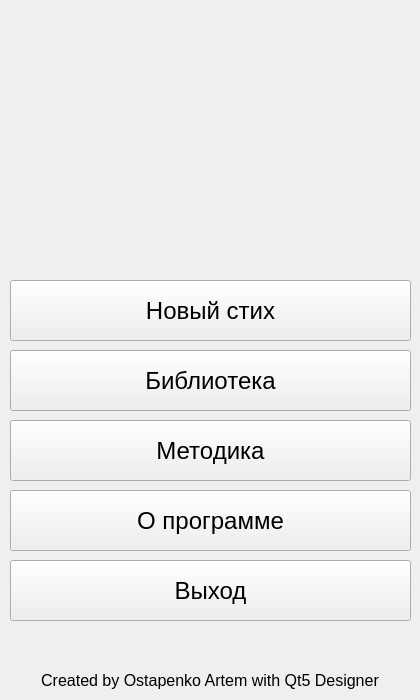
Krahjotdaan/LearningPoem, file UIs/MainWindow.ui: the form before one commit.
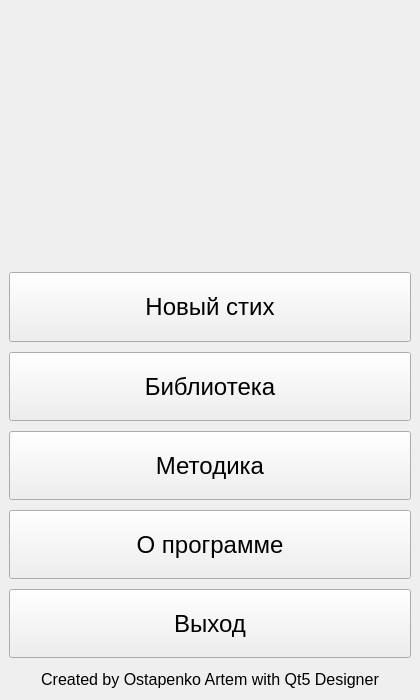
The form after the commit.

Commit message: Style: added grid to forms

```diff
--- a/UIs/MainWindow.ui
+++ b/UIs/MainWindow.ui
@@ -14,93 +14,27 @@
    <string>MainWindow</string>
   </property>
   <widget class="QWidget" name="centralwidget">
-   <widget class="QLabel" name="label">
-    <property name="geometry">
-     <rect>
-      <x>0</x>
-      <y>670</y>
-      <width>420</width>
-      <height>20</height>
-     </rect>
+   <layout class="QGridLayout" name="gridLayout" rowstretch="11,3,3,3,3,3,1">
+    <property name="spacing">
+     <number>10</number>
     </property>
-    <property name="font">
-     <font>
-      <pointsize>12</pointsize>
-     </font>
-    </property>
-    <property name="text">
-     <string>Created by Ostapenko Artem with Qt5 Designer</string>
-    </property>
-    <property name="alignment">
-     <set>Qt::AlignCenter</set>
-    </property>
-   </widget>
-   <widget class="QWidget" name="horizontalLayoutWidget">
-    <property name="geometry">
-     <rect>
-      <x>10</x>
-      <y>420</y>
-      <width>401</width>
-      <height>61</height>
-     </rect>
-    </property>
-    <property name="sizePolicy">
-     <sizepolicy hsizetype="Preferred" vsizetype="Preferred">
-      <horstretch>0</horstretch>
-      <verstretch>0</verstretch>
-     </sizepolicy>
-    </property>
-    <property name="font">
-     <font>
-      <pointsize>18</pointsize>
-     </font>
-    </property>
-    <layout class="QHBoxLayout" name="horizontalLayout">
+    <item row="0" column="0">
+     <layout class="QHBoxLayout" name="horizontalLayout_6">
      <item>
-      <widget class="QPushButton" name="methodologyButton">
-       <property name="sizePolicy">
-        <sizepolicy hsizetype="Minimum" vsizetype="Preferred">
-         <horstretch>0</horstretch>
-         <verstretch>0</verstretch>
-        </sizepolicy>
-       </property>
-       <property name="font">
-        <font>
-         <pointsize>18</pointsize>
-        </font>
-       </property>
+       <widget class="QLabel" name="imageLabel">
        <property name="text">
-        <string>Методика</string>
+         <string/>
        </property>
       </widget>
      </item>
     </layout>
-   </widget>
-   <widget class="QWidget" name="horizontalLayoutWidget_3">
-    <property name="geometry">
-     <rect>
-      <x>10</x>
-      <y>560</y>
-      <width>401</width>
-      <height>61</height>
-     </rect>
-    </property>
-    <property name="sizePolicy">
-     <sizepolicy hsizetype="Preferred" vsizetype="Preferred">
-      <horstretch>0</horstretch>
-      <verstretch>0</verstretch>
-     </sizepolicy>
-    </property>
-    <property name="font">
-     <font>
-      <pointsize>18</pointsize>
-     </font>
-    </property>
-    <layout class="QHBoxLayout" name="horizontalLayout_3">
+    </item>
+    <item row="1" column="0">
+     <layout class="QHBoxLayout" name="horizontalLayout_5" stretch="0">
      <item>
-      <widget class="QPushButton" name="exitButton">
+       <widget class="QPushButton" name="newButton">
        <property name="sizePolicy">
-        <sizepolicy hsizetype="Minimum" vsizetype="Preferred">
+         <sizepolicy hsizetype="Expanding" vsizetype="Expanding">
          <horstretch>0</horstretch>
          <verstretch>0</verstretch>
         </sizepolicy>
@@ -111,32 +45,13 @@
         </font>
        </property>
        <property name="text">
-        <string>Выход</string>
+         <string>Новый стих</string>
        </property>
       </widget>
      </item>
     </layout>
-   </widget>
-   <widget class="QWidget" name="horizontalLayoutWidget_4">
-    <property name="geometry">
-     <rect>
-      <x>10</x>
-      <y>350</y>
-      <width>401</width>
-      <height>61</height>
-     </rect>
-    </property>
-    <property name="sizePolicy">
-     <sizepolicy hsizetype="Preferred" vsizetype="Preferred">
-      <horstretch>0</horstretch>
-      <verstretch>0</verstretch>
-     </sizepolicy>
-    </property>
-    <property name="font">
-     <font>
-      <pointsize>18</pointsize>
-     </font>
-    </property>
+    </item>
+    <item row="2" column="0">
     <layout class="QHBoxLayout" name="horizontalLayout_4">
      <item>
       <widget class="QPushButton" name="libraryButton">
@@ -157,30 +72,11 @@
       </widget>
      </item>
     </layout>
-   </widget>
-   <widget class="QWidget" name="horizontalLayoutWidget_5">
-    <property name="geometry">
-     <rect>
-      <x>10</x>
-      <y>280</y>
-      <width>401</width>
-      <height>61</height>
-     </rect>
-    </property>
-    <property name="sizePolicy">
-     <sizepolicy hsizetype="Preferred" vsizetype="Preferred">
-      <horstretch>0</horstretch>
-      <verstretch>0</verstretch>
-     </sizepolicy>
-    </property>
-    <property name="font">
-     <font>
-      <pointsize>18</pointsize>
-     </font>
-    </property>
-    <layout class="QHBoxLayout" name="horizontalLayout_5">
+    </item>
+    <item row="3" column="0">
+     <layout class="QHBoxLayout" name="horizontalLayout">
      <item>
-      <widget class="QPushButton" name="newButton">
+       <widget class="QPushButton" name="methodologyButton">
        <property name="sizePolicy">
         <sizepolicy hsizetype="Minimum" vsizetype="Preferred">
          <horstretch>0</horstretch>
@@ -193,32 +89,13 @@
         </font>
        </property>
        <property name="text">
-        <string>Новый стих</string>
+         <string>Методика</string>
        </property>
       </widget>
      </item>
     </layout>
-   </widget>
-   <widget class="QWidget" name="horizontalLayoutWidget_2">
-    <property name="geometry">
-     <rect>
-      <x>10</x>
-      <y>490</y>
-      <width>401</width>
-      <height>61</height>
-     </rect>
-    </property>
-    <property name="sizePolicy">
-     <sizepolicy hsizetype="Preferred" vsizetype="Preferred">
-      <horstretch>0</horstretch>
-      <verstretch>0</verstretch>
-     </sizepolicy>
-    </property>
-    <property name="font">
-     <font>
-      <pointsize>18</pointsize>
-     </font>
-    </property>
+    </item>
+    <item row="4" column="0">
     <layout class="QHBoxLayout" name="horizontalLayout_2">
      <item>
       <widget class="QPushButton" name="programInformationButton">
@@ -239,26 +116,52 @@
       </widget>
      </item>
     </layout>
-   </widget>
-   <widget class="QWidget" name="horizontalLayoutWidget_6">
-    <property name="geometry">
-     <rect>
-      <x>0</x>
-      <y>20</y>
-      <width>421</width>
-      <height>231</height>
-     </rect>
-    </property>
-    <layout class="QHBoxLayout" name="horizontalLayout_6">
+    </item>
+    <item row="5" column="0">
+     <layout class="QHBoxLayout" name="horizontalLayout_3">
+      <property name="spacing">
+       <number>10</number>
+      </property>
      <item>
-      <widget class="QLabel" name="imageLabel">
+       <widget class="QPushButton" name="exitButton">
+        <property name="sizePolicy">
+         <sizepolicy hsizetype="Minimum" vsizetype="Preferred">
+          <horstretch>0</horstretch>
+          <verstretch>0</verstretch>
+         </sizepolicy>
+        </property>
+        <property name="font">
+         <font>
+          <pointsize>18</pointsize>
+         </font>
+        </property>
        <property name="text">
-        <string/>
+         <string>Выход</string>
        </property>
       </widget>
      </item>
     </layout>
-   </widget>
+    </item>
+    <item row="6" column="0">
+     <layout class="QHBoxLayout" name="horizontalLayout_7">
+      <item>
+       <widget class="QLabel" name="label">
+        <property name="font">
+         <font>
+          <pointsize>12</pointsize>
+         </font>
+        </property>
+        <property name="text">
+         <string>Created by Ostapenko Artem with Qt5 Designer</string>
+        </property>
+        <property name="alignment">
+         <set>Qt::AlignCenter</set>
+        </property>
+       </widget>
+      </item>
+     </layout>
+    </item>
+   </layout>
   </widget>
  </widget>
  <resources/>
```
Lines whose indentation alone changed are shown as unchanged. The commit also changes 7 other files.
